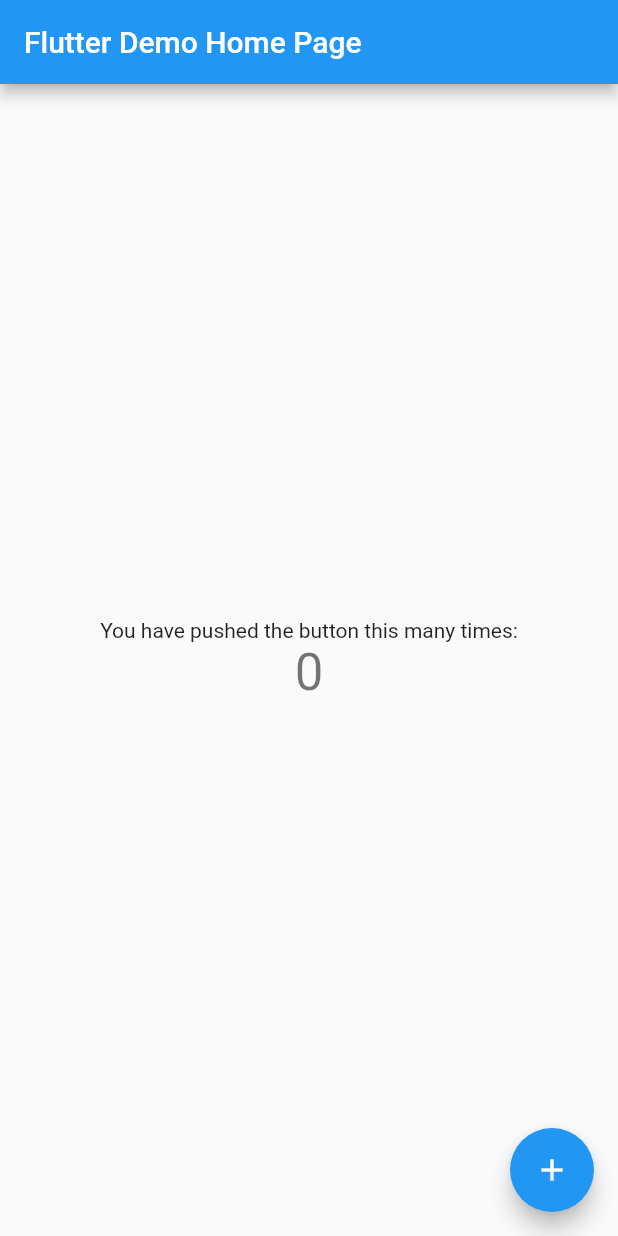
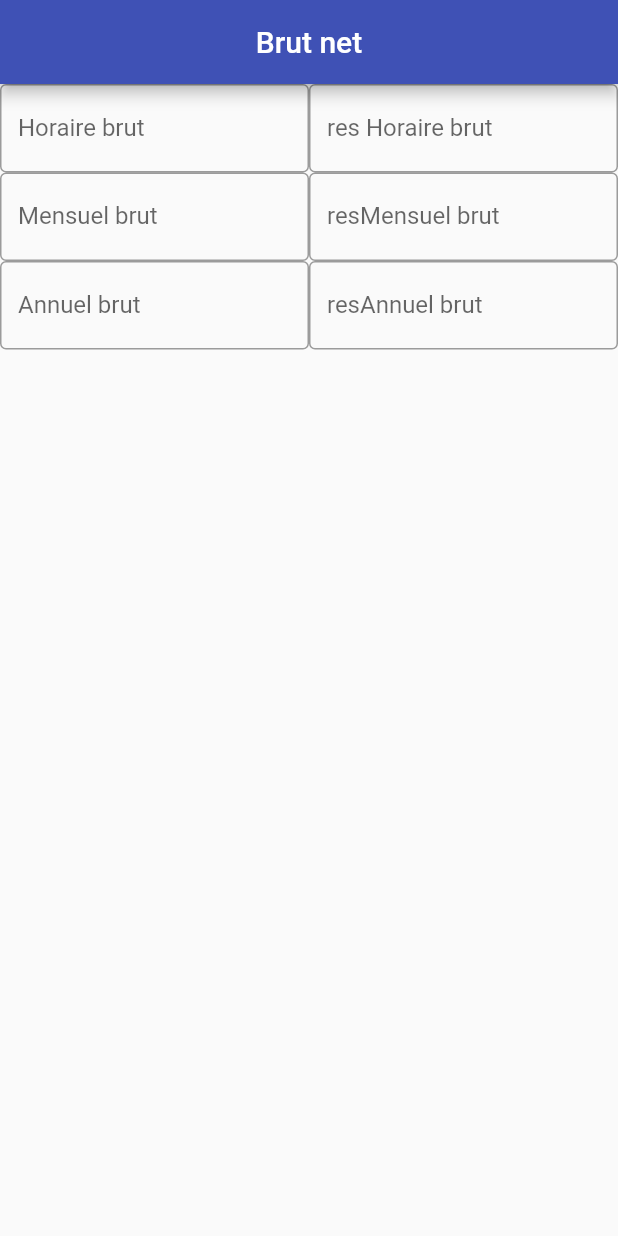
Before and after one commit to yamzal1/brut-en-net, a Flutter app: the screen it shows after launch, on a phone screen of 412 x 824 dp. Run offline on Flutter 3.47's test engine with Material 2 defaults, Android fonts, the phone set to English and light mode, and no system bars.

Commit message:
Mise a jour

```diff
--- a/lib/main.dart
+++ b/lib/main.dart
@@ -1,115 +1,19 @@
 import 'package:flutter/material.dart';
+import 'package:tp4/pages/homepage.dart';
 
 void main() {
-  runApp(const MyApp());
+  runApp(MyApp());
 }
 
+
 class MyApp extends StatelessWidget {
-  const MyApp({Key? key}) : super(key: key);
-
-  // This widget is the root of your application.
-  @override
-  Widget build(BuildContext context) {
-    return MaterialApp(
-      title: 'Flutter Demo',
-      theme: ThemeData(
-        // This is the theme of your application.
-        //
-        // Try running your application with "flutter run". You'll see the
-        // application has a blue toolbar. Then, without quitting the app, try
-        // changing the primarySwatch below to Colors.green and then invoke
-        // "hot reload" (press "r" in the console where you ran "flutter run",
-        // or simply save your changes to "hot reload" in a Flutter IDE).
-        // Notice that the counter didn't reset back to zero; the application
-        // is not restarted.
-        primarySwatch: Colors.blue,
-      ),
-      home: const MyHomePage(title: 'Flutter Demo Home Page'),
-    );
-  }
-}
-
-class MyHomePage extends StatefulWidget {
-  const MyHomePage({Key? key, required this.title}) : super(key: key);
-
-  // This widget is the home page of your application. It is stateful, meaning
-  // that it has a State object (defined below) that contains fields that affect
-  // how it looks.
-
-  // This class is the configuration for the state. It holds the values (in this
-  // case the title) provided by the parent (in this case the App widget) and
-  // used by the build method of the State. Fields in a Widget subclass are
-  // always marked "final".
-
-  final String title;
+  static final String title = 'BRUT NET';
 
   @override
-  State<MyHomePage> createState() => _MyHomePageState();
+  Widget build(BuildContext context) => MaterialApp(
+    debugShowCheckedModeBanner: false,
+    title: title,
+    theme: ThemeData(primarySwatch: Colors.indigo),
+    home: HomePage(),
+  );
 }
-
-class _MyHomePageState extends State<MyHomePage> {
-  int _counter = 0;
-
-  void _incrementCounter() {
-    setState(() {
-      // This call to setState tells the Flutter framework that something has
-      // changed in this State, which causes it to rerun the build method below
-      // so that the display can reflect the updated values. If we changed
-      // _counter without calling setState(), then the build method would not be
-      // called again, and so nothing would appear to happen.
-      _counter++;
-    });
-  }
-
-  @override
-  Widget build(BuildContext context) {
-    // This method is rerun every time setState is called, for instance as done
-    // by the _incrementCounter method above.
-    //
-    // The Flutter framework has been optimized to make rerunning build methods
-    // fast, so that you can just rebuild anything that needs updating rather
-    // than having to individually change instances of widgets.
-    return Scaffold(
-      appBar: AppBar(
-        // Here we take the value from the MyHomePage object that was created by
-        // the App.build method, and use it to set our appbar title.
-        title: Text(widget.title),
-      ),
-      body: Center(
-        // Center is a layout widget. It takes a single child and positions it
-        // in the middle of the parent.
-        child: Column(
-          // Column is also a layout widget. It takes a list of children and
-          // arranges them vertically. By default, it sizes itself to fit its
-          // children horizontally, and tries to be as tall as its parent.
-          //
-          // Invoke "debug painting" (press "p" in the console, choose the
-          // "Toggle Debug Paint" action from the Flutter Inspector in Android
-          // Studio, or the "Toggle Debug Paint" command in Visual Studio Code)
-          // to see the wireframe for each widget.
-          //
-          // Column has various properties to control how it sizes itself and
-          // how it positions its children. Here we use mainAxisAlignment to
-          // center the children vertically; the main axis here is the vertical
-          // axis because Columns are vertical (the cross axis would be
-          // horizontal).
-          mainAxisAlignment: MainAxisAlignment.center,
-          children: <Widget>[
-            const Text(
-              'You have pushed the button this many times:',
-            ),
-            Text(
-              '$_counter',
-              style: Theme.of(context).textTheme.headline4,
-            ),
-          ],
-        ),
-      ),
-      floatingActionButton: FloatingActionButton(
-        onPressed: _incrementCounter,
-        tooltip: 'Increment',
-        child: const Icon(Icons.add),
-      ), // This trailing comma makes auto-formatting nicer for build methods.
-    );
-  }
-}
--- /dev/null
+++ b/lib/pages/homepage.dart
@@ -0,0 +1,90 @@
+import 'package:flutter/material.dart';
+
+class HomePage extends StatefulWidget {
+  const HomePage({Key? key}) : super(key: key);
+
+  @override
+  State<HomePage> createState() => _HomePageState();
+}
+
+class _HomePageState extends State<HomePage> {
+  final nameController = TextEditingController();
+
+  @override
+  Widget build(BuildContext context) => Scaffold(
+        appBar: AppBar(
+          title: const Text('Brut net'),
+          centerTitle: true,
+        ),
+        body: Column(
+          children: [
+            Expanded(
+              child: Row(
+                children: [
+                  Expanded(
+                    child: Column(
+                      children: [
+                        TextFormField(
+                          controller: nameController,
+                          decoration: const InputDecoration(
+                            border: OutlineInputBorder(),
+                            labelText: 'Horaire brut',
+                          ),
+                          maxLines: 1,
+                        ),
+                        TextFormField(
+                          controller: nameController,
+                          decoration: const InputDecoration(
+                            border: OutlineInputBorder(),
+                            labelText: 'Mensuel brut',
+                          ),
+                          maxLines: 1,
+                        ),
+                        TextFormField(
+                          controller: nameController,
+                          decoration: const InputDecoration(
+                            border: OutlineInputBorder(),
+                            labelText: 'Annuel brut',
+                          ),
+                          maxLines: 1,
+                        ),
+                      ],
+                    ),
+                  ),
+                  Expanded(
+                    child: Column(
+                      children: [
+                        TextFormField(
+                          controller: nameController,
+                          decoration: const InputDecoration(
+                            border: OutlineInputBorder(),
+                            labelText: 'res Horaire brut',
+                          ),
+                          maxLines: 1,
+                        ),
+                        TextFormField(
+                          controller: nameController,
+                          decoration: const InputDecoration(
+                            border: OutlineInputBorder(),
+                            labelText: 'resMensuel brut',
+                          ),
+                          maxLines: 1,
+                        ),
+                        TextFormField(
+                          controller: nameController,
+                          decoration: const InputDecoration(
+                            border: OutlineInputBorder(),
+                            labelText: 'resAnnuel brut',
+                          ),
+                          maxLines: 1,
+                        ),
+                      ],
+                    ),
+                  ),
+                ],
+              ),
+            ),
+          ],
+        ),
+      );
+}
```
